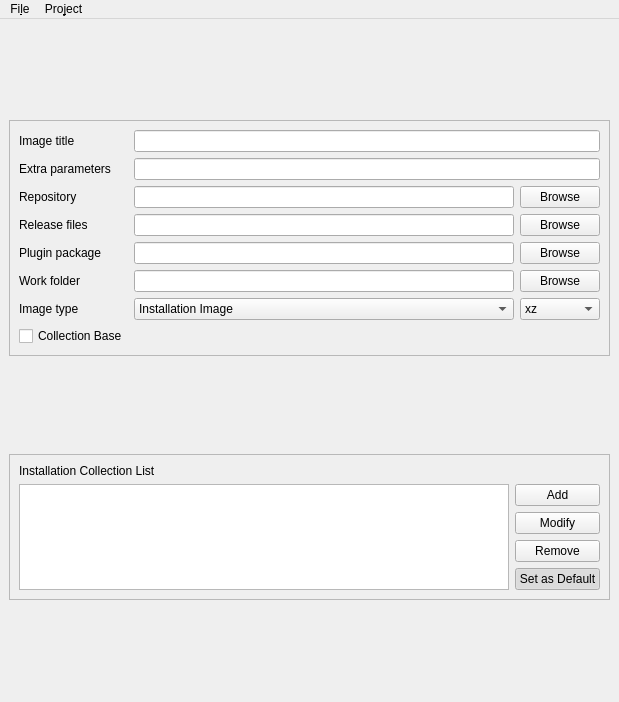
Rmys/pisiman-1, file gui/ui/main.ui: the form before one commit.
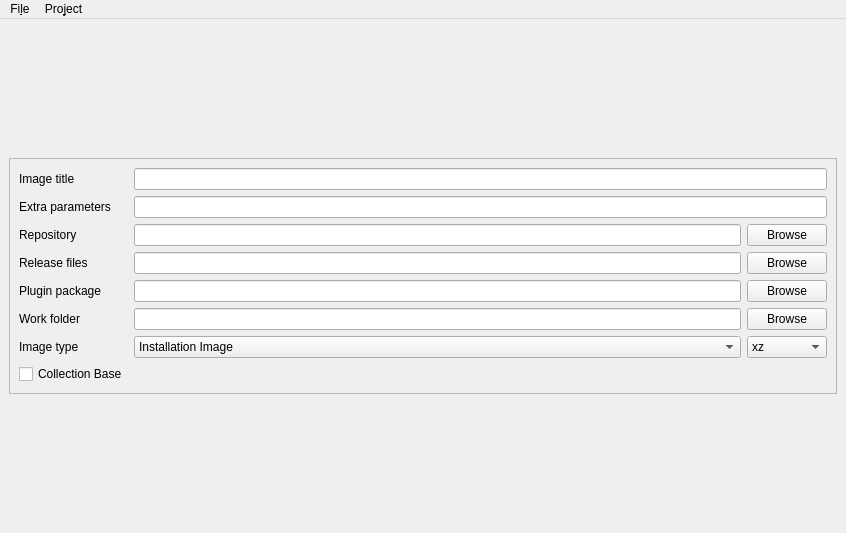
The form after the commit. Icons and pictures are not drawn.

Commit message: change main window size

The edit to the form file:
```diff
--- a/gui/ui/main.ui
+++ b/gui/ui/main.ui
@@ -6,8 +6,8 @@
    <rect>
     <x>0</x>
     <y>0</y>
-    <width>619</width>
-    <height>702</height>
+    <width>846</width>
+    <height>533</height>
    </rect>
   </property>
   <property name="windowTitle">
@@ -202,76 +202,6 @@
      </widget>
     </item>
     <item row="1" column="0">
-     <widget class="QFrame" name="collectionFrame">
-      <property name="sizePolicy">
-       <sizepolicy hsizetype="Preferred" vsizetype="Fixed">
-        <horstretch>0</horstretch>
-        <verstretch>0</verstretch>
-       </sizepolicy>
-      </property>
-      <property name="frameShape">
-       <enum>QFrame::StyledPanel</enum>
-      </property>
-      <property name="frameShadow">
-       <enum>QFrame::Raised</enum>
-      </property>
-      <layout class="QGridLayout" name="gridLayout_4">
-       <item row="0" column="0">
-        <layout class="QGridLayout" name="gridLayout_3">
-         <item row="1" column="0" rowspan="4">
-          <widget class="QListWidget" name="listPackageCollection"/>
-         </item>
-         <item row="2" column="1">
-          <widget class="QPushButton" name="pushModifyCollection">
-           <property name="text">
-            <string>Modify</string>
-           </property>
-          </widget>
-         </item>
-         <item row="0" column="0">
-          <widget class="QLabel" name="label_9">
-           <property name="text">
-            <string>Installation Collection List</string>
-           </property>
-          </widget>
-         </item>
-         <item row="4" column="1">
-          <widget class="QPushButton" name="pushSetDefaultCollection">
-           <property name="enabled">
-            <bool>true</bool>
-           </property>
-           <property name="text">
-            <string>Set as Default</string>
-           </property>
-           <property name="checkable">
-            <bool>true</bool>
-           </property>
-           <property name="checked">
-            <bool>true</bool>
-           </property>
-          </widget>
-         </item>
-         <item row="1" column="1">
-          <widget class="QPushButton" name="pushAddCollection">
-           <property name="text">
-            <string>Add</string>
-           </property>
-          </widget>
-         </item>
-         <item row="3" column="1">
-          <widget class="QPushButton" name="pushRemoveCollection">
-           <property name="text">
-            <string>Remove</string>
-           </property>
-          </widget>
-         </item>
-        </layout>
-       </item>
-      </layout>
-      <zorder></zorder>
-     </widget>
-    </item>
-    <item row="2" column="0">
      <layout class="QVBoxLayout" name="terminalLayout"/>
     </item>
    </layout>
@@ -281,7 +211,7 @@
     <rect>
      <x>0</x>
      <y>0</y>
-     <width>619</width>
+     <width>846</width>
      <height>27</height>
     </rect>
    </property>
```
Left out of the diff: 5 changed lines with no effect on the pictures. The commit also changes 1 other file.
